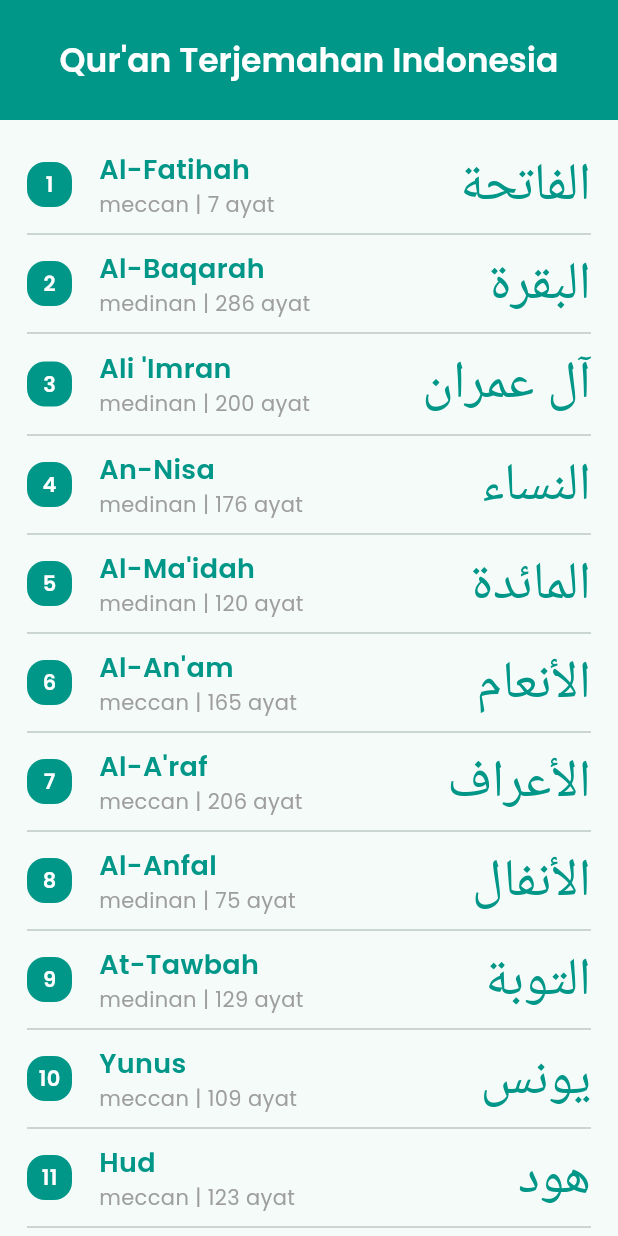
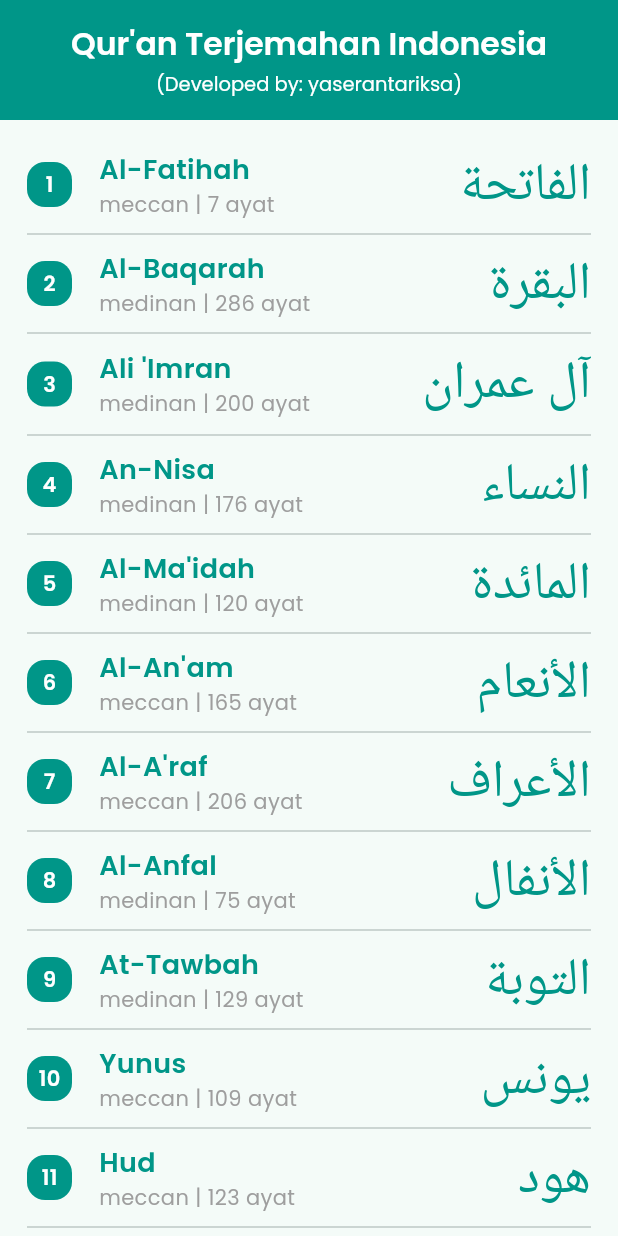
Before and after one commit to yaserantariksa/aplikasi_quran_sederhana_terjemahan_indonesia, a Flutter app: the screen it shows after launch, on a phone screen of 412 x 824 dp. Run offline on Flutter 3.47's test engine with Material 3 defaults, Android fonts, the light colour scheme and no system bars; our stand-ins replace google_fonts; Roboto replaces fonts that are missing (Lateef).

Commit message:
add dark theme

```diff
--- a/lib/main.dart
+++ b/lib/main.dart
@@ -17,6 +17,7 @@ class MyApp extends StatelessWidget {
         colorScheme: ColorScheme.fromSeed(seedColor: Colors.teal),
         useMaterial3: true,
       ),
+      darkTheme: ThemeData.dark(),
       home: const HomePage(),
     );
   }
--- a/lib/pages/home_page.dart
+++ b/lib/pages/home_page.dart
@@ -24,9 +24,23 @@ class HomePage extends StatelessWidget {
       appBar: AppBar(
         toolbarHeight: 80,
         centerTitle: true,
-        title: Text(
-          "Qur'an Terjemahan Indonesia",
-          style: myThemes.headerText,
+        title: Column(
+          children: [
+            Text(
+              "Qur'an Terjemahan Indonesia",
+              style: myThemes.headerText.copyWith(
+                fontSize: 21
+              ),
+            ),
+            SizedBox(height: 5,),
+            Text(
+              "(Developed by: yaserantariksa)",
+              style: myThemes.bodyText.copyWith(
+                color: Colors.white,
+                fontSize: 13
+              ),
+            )
+          ],
         ),
         backgroundColor: myThemes.primaryColor,
         foregroundColor: Colors.white,
```
